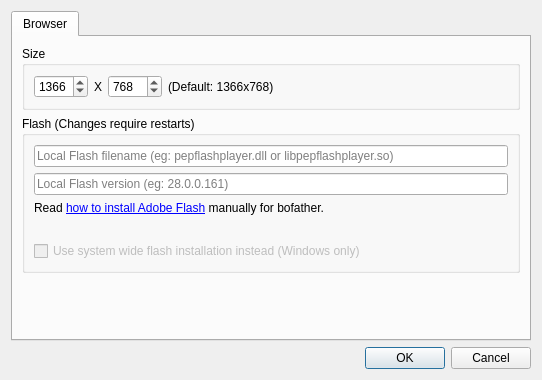
The window that botfather/gui/config_dialog.ui (botfatherio/botfather) describes before a commit, drawn with Qt 5.
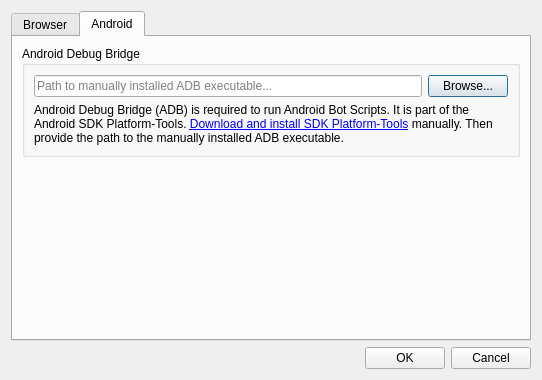
The same window after the commit. The open tabs and pages were chosen to show the change. Icons and pictures are not drawn.

Commit message: Extends the config dialog by android settings

What changed in the file:
```diff
--- a/botfather/gui/config_dialog.ui
+++ b/botfather/gui/config_dialog.ui
@@ -165,6 +165,66 @@
        </item>
       </layout>
      </widget>
+     <widget class="QWidget" name="tab_2">
+      <attribute name="title">
+       <string>Android</string>
+      </attribute>
+      <layout class="QVBoxLayout" name="verticalLayout_5">
+       <item>
+        <widget class="QGroupBox" name="groupBox_3">
+         <property name="title">
+          <string>Android Debug Bridge</string>
+         </property>
+         <layout class="QVBoxLayout" name="verticalLayout_6">
+          <item>
+           <layout class="QHBoxLayout" name="horizontalLayout_3">
+            <item>
+             <widget class="QLineEdit" name="adb_binary">
+              <property name="placeholderText">
+               <string>Path to manually installed ADB executable...</string>
+              </property>
+             </widget>
+            </item>
+            <item>
+             <widget class="QPushButton" name="adb_binary_browse_button">
+              <property name="text">
+               <string>Browse...</string>
+              </property>
+             </widget>
+            </item>
+           </layout>
+          </item>
+          <item>
+           <widget class="QLabel" name="label_3">
+            <property name="text">
+             <string>&lt;html&gt;&lt;head/&gt;&lt;body&gt;&lt;p&gt;Android Debug Bridge (ADB) is required to run Android Bot Scripts. It is part of the Android SDK Platform-Tools. &lt;a href=&quot;https://developer.android.com/studio/releases/platform-tools.html&quot;&gt;&lt;span style=&quot; text-decoration: underline; color:#0000ff;&quot;&gt;Download and install SDK Platform-Tools&lt;/span&gt;&lt;/a&gt; manually. Then provide the path to the manually installed ADB executable.&lt;/p&gt;&lt;/body&gt;&lt;/html&gt;</string>
+            </property>
+            <property name="wordWrap">
+             <bool>true</bool>
+            </property>
+            <property name="openExternalLinks">
+             <bool>true</bool>
+            </property>
+           </widget>
+          </item>
+         </layout>
+        </widget>
+       </item>
+       <item>
+        <spacer name="verticalSpacer_2">
+         <property name="orientation">
+          <enum>Qt::Vertical</enum>
+         </property>
+         <property name="sizeHint" stdset="0">
+          <size>
+           <width>20</width>
+           <height>40</height>
+          </size>
+         </property>
+        </spacer>
+       </item>
+      </layout>
+     </widget>
     </widget>
    </item>
    <item>
```
The commit also changes 2 other files.
